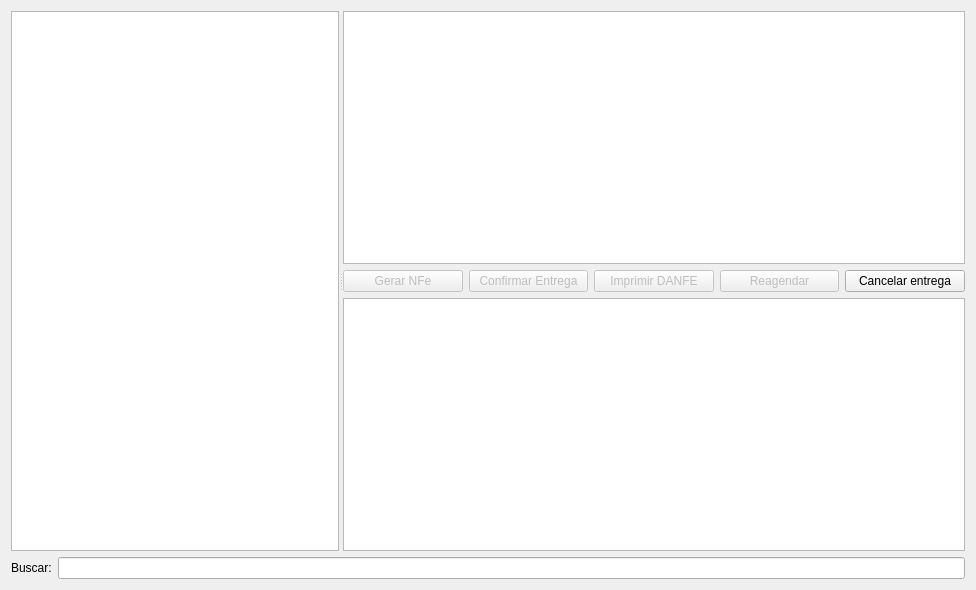
Qt form ui/calendarioentregas.ui (lellisls/ERP-STACCATO) before a commit.
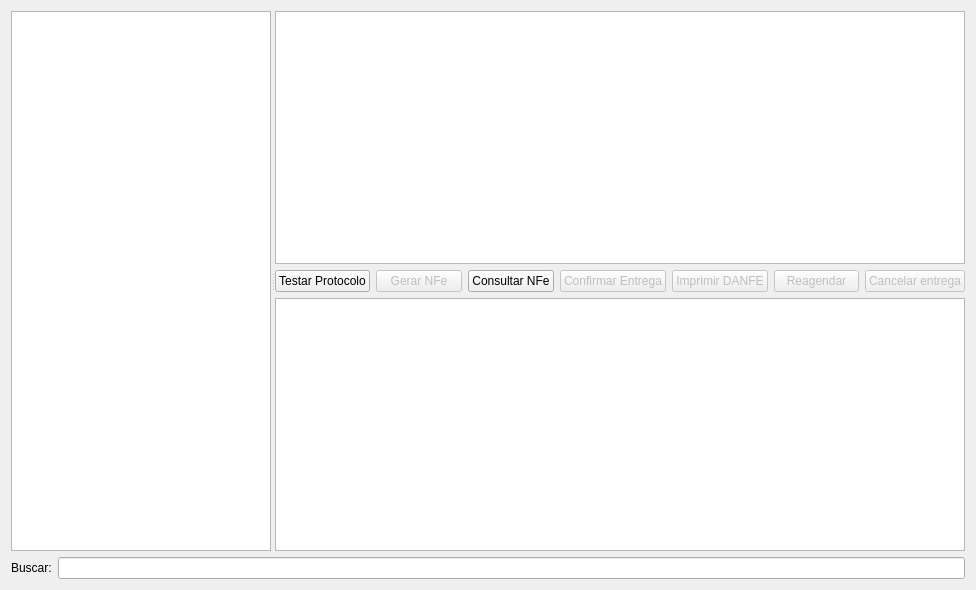
The same form after that commit. Custom widgets are drawn as their Qt base class.

The edit to the form file:
```diff
--- a/ui/calendarioentregas.ui
+++ b/ui/calendarioentregas.ui
@@ -60,7 +60,7 @@
        </item>
        <item row="1" column="0">
         <layout class="QGridLayout" name="gridLayout">
-         <item row="0" column="1">
+         <item row="0" column="3">
           <widget class="QPushButton" name="pushButtonConfirmarEntrega">
            <property name="enabled">
             <bool>false</bool>
@@ -70,17 +70,17 @@
            </property>
           </widget>
          </item>
-         <item row="0" column="0">
-          <widget class="QPushButton" name="pushButtonGerarNFeEntregar">
-           <property name="enabled">
-            <bool>false</bool>
-           </property>
-           <property name="text">
-            <string>Gerar NFe</string>
-           </property>
-          </widget>
-         </item>
          <item row="0" column="2">
+          <widget class="QPushButton" name="pushButtonConsultarNFe">
+           <property name="enabled">
+            <bool>true</bool>
+           </property>
+           <property name="text">
+            <string>Consultar NFe</string>
+           </property>
+          </widget>
+         </item>
+         <item row="0" column="4">
           <widget class="QPushButton" name="pushButtonImprimirDanfe">
            <property name="enabled">
             <bool>false</bool>
@@ -90,7 +90,17 @@
            </property>
           </widget>
          </item>
-         <item row="0" column="3">
+         <item row="0" column="1">
+          <widget class="QPushButton" name="pushButtonGerarNFeEntregar">
+           <property name="enabled">
+            <bool>false</bool>
+           </property>
+           <property name="text">
+            <string>Gerar NFe</string>
+           </property>
+          </widget>
+         </item>
+         <item row="0" column="5">
           <widget class="QPushButton" name="pushButtonReagendar">
            <property name="enabled">
             <bool>false</bool>
@@ -100,16 +110,26 @@
            </property>
           </widget>
          </item>
-         <item row="0" column="4">
+         <item row="0" column="6">
           <widget class="QPushButton" name="pushButtonCancelarEntrega">
            <property name="enabled">
-            <bool>true</bool>
+            <bool>false</bool>
            </property>
            <property name="text">
             <string>Cancelar entrega</string>
            </property>
           </widget>
          </item>
+         <item row="0" column="0">
+          <widget class="QPushButton" name="pushButtonTestarProtocolo">
+           <property name="enabled">
+            <bool>true</bool>
+           </property>
+           <property name="text">
+            <string>Testar Protocolo</string>
+           </property>
+          </widget>
+         </item>
         </layout>
        </item>
        <item row="2" column="0">
```
